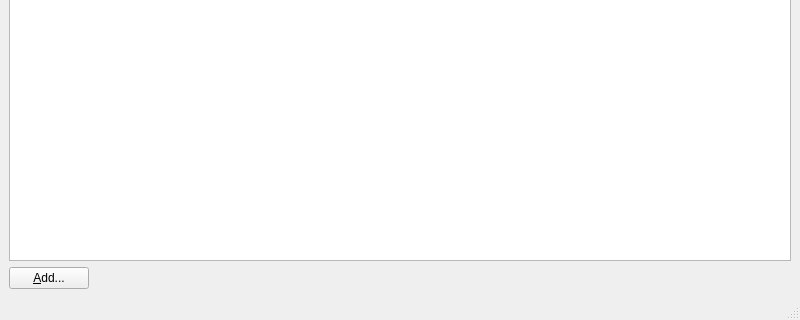
The window that src/mainwindow.ui (JakobR/git-monitor) describes before a commit, drawn with Qt 5; both pictures show x 0 to 800 and y 280 to 600 of the 800 by 600 pixel window.
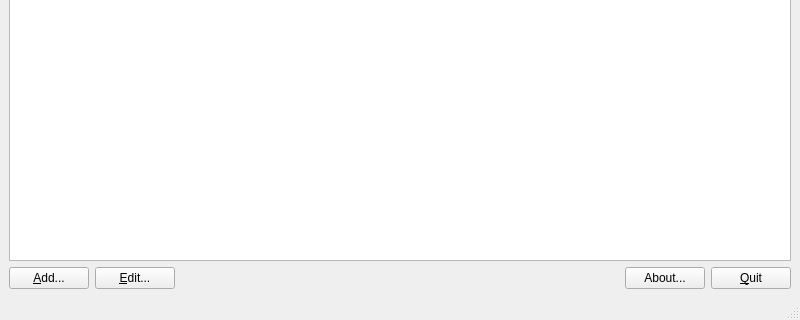
The same window after the commit.

Commit message: Add some more buttons to MainWindow

Patch:
```diff
--- a/src/mainwindow.ui
+++ b/src/mainwindow.ui
@@ -57,6 +57,19 @@
         <property name="text">
          <string>&amp;Add...</string>
         </property>
+        <property name="shortcut">
+         <string>Ctrl+N</string>
+        </property>
+       </widget>
+      </item>
+      <item>
+       <widget class="QPushButton" name="editRepoButton">
+        <property name="text">
+         <string>&amp;Edit...</string>
+        </property>
+        <property name="shortcut">
+         <string>Ctrl+E</string>
+        </property>
        </widget>
       </item>
       <item>
@@ -72,6 +85,23 @@
         </property>
        </spacer>
       </item>
+      <item>
+       <widget class="QPushButton" name="aboutButton">
+        <property name="text">
+         <string>About...</string>
+        </property>
+       </widget>
+      </item>
+      <item>
+       <widget class="QPushButton" name="quitButton">
+        <property name="text">
+         <string>&amp;Quit</string>
+        </property>
+        <property name="shortcut">
+         <string>Ctrl+Q</string>
+        </property>
+       </widget>
+      </item>
      </layout>
     </item>
    </layout>
```
Left out of the diff: 6 changed lines with no effect on the pictures. The commit also changes 1 other file.
